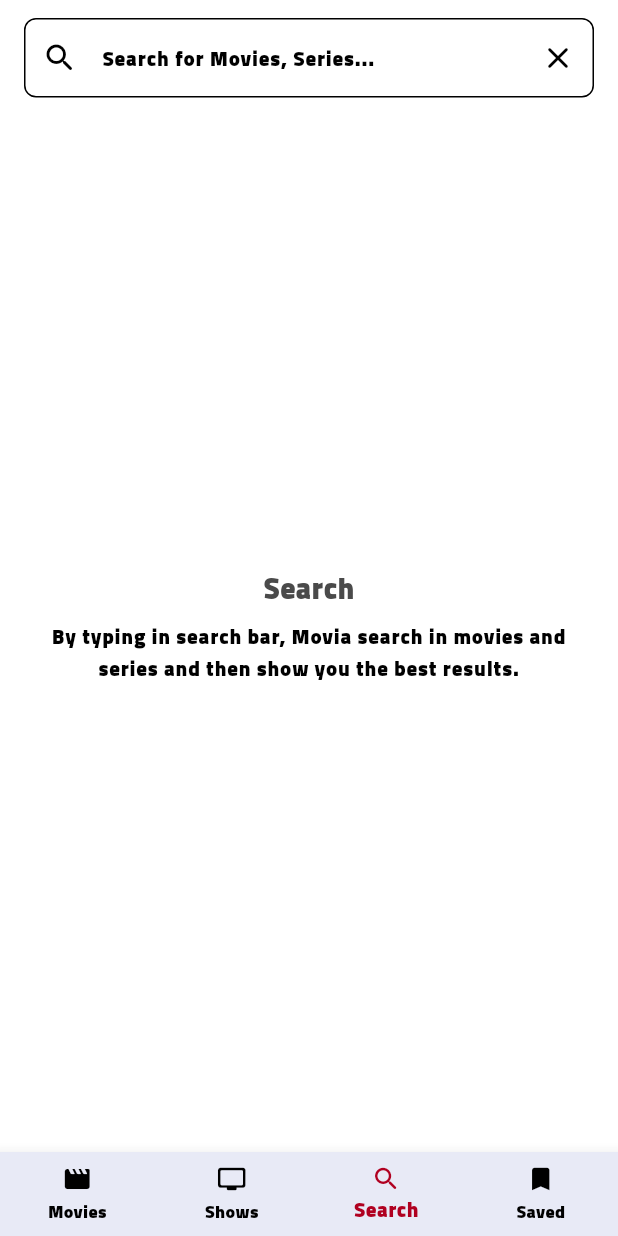
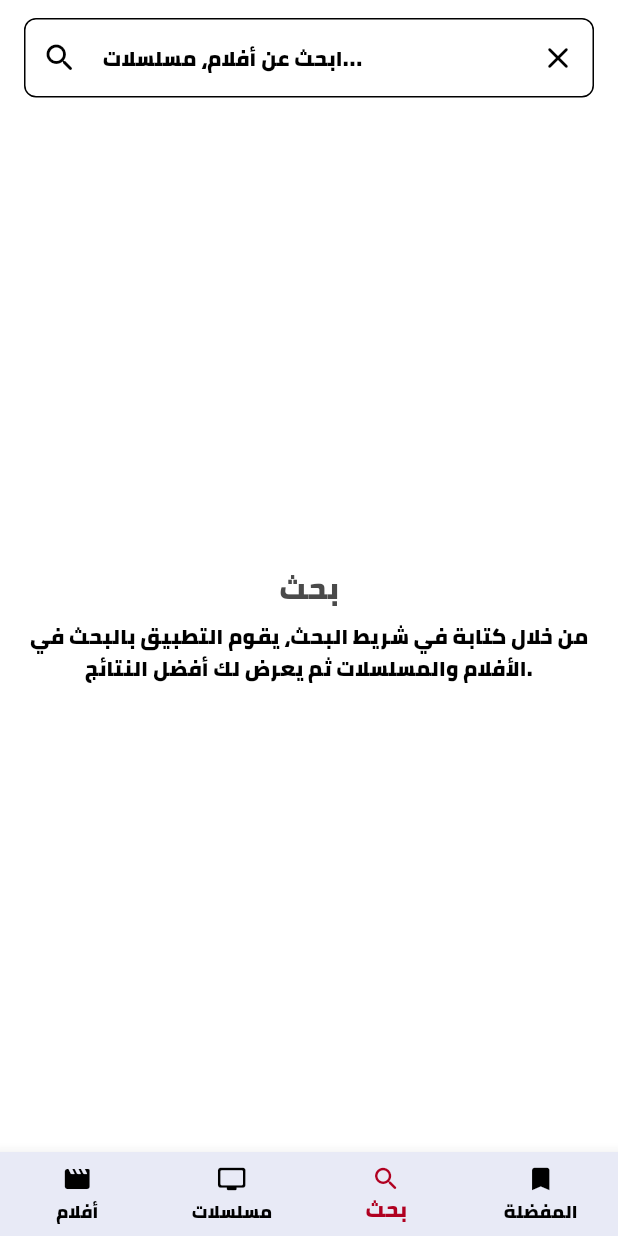
Before and after one commit to m7md015sh/moviesApp, a Flutter app: the screen it shows after launch, item 3 of the bottom bar chosen, on a phone screen of 412 x 824 dp. Run offline on Flutter 3.47's test engine with Material 3 defaults, Android fonts, the phone set to English and light mode, and no system bars; our stand-ins replace cached_network_image, carousel_slider, dartz, dio, equatable, flutter_bloc and 7 more; accounts and stored records are empty; network calls fail.

Commit message:
make const strings to arabic

```diff
--- a/lib/core/presentation/components/details_card.dart
+++ b/lib/core/presentation/components/details_card.dart
@@ -94,7 +94,7 @@ class DetailsCard extends StatelessWidget {
                           ),
                           child: const Icon(
                             Icons.play_arrow_rounded,
-                            color: AppColors.secondaryText,
+                            color: AppColors.secondaryBackground,
                           ),
                         ),
                       ),
--- a/lib/core/resources/app_strings.dart
+++ b/lib/core/resources/app_strings.dart
@@ -1,39 +1,39 @@
 class AppStrings {
 
   static const String fontFamily = 'Cairo';
-  static const String appTitle = 'Movies App';
-  static const String seeAll = 'see all';
-  static const String popularMovies = 'Popular movies';
-  static const String topRatedMovies = 'Top rated movies';
-  static const String story = 'Story';
-  static const String videos = 'Videos';
-  static const String cast = 'Cast';
-  static const String reviews = 'Reviews';
-  static const String similar = 'Similar';
-  static const String showLess = 'Show less';
-  static const String showMore = 'Show more';
-  static const String movies = 'Movies';
-  static const String shows = 'Shows';
-  static const String search = 'Search';
-  static const String watchlist = 'Saved';
-  static const String popularShows = 'Popular shows';
-  static const String topRatedShows = 'Top rated shows';
-  static const String lastEpisodeOnAir = 'Last Episode on Air';
-  static const String seasons = 'Seasons';
-  static const String season = 'Season';
-  static const String episodes = 'Episodes';
-  static const String episode = 'Episode';
-  static const String airDate = 'Air date:';
-  static const String lastEpisode = 'Last Episode';
+  static const String appTitle = 'movies App';
+  static const String seeAll = 'عرض الكل';
+  static const String popularMovies = 'الاكثر شهرة';
+  static const String topRatedMovies = 'الاكثر تقييماً';
+  static const String story = 'القصة';
+  static const String videos = 'الفيديوهات';
+  static const String cast = 'الطاقم';
+  static const String reviews = 'التعليقات';
+  static const String similar = 'مشابهة';
+  static const String showLess = 'عرض أقل';
+  static const String showMore = 'عرض المزيد';
+  static const String movies = 'أفلام';
+  static const String shows = 'مسلسلات';
+  static const String search = 'بحث';
+  static const String watchlist = 'المفضلة';
+  static const String popularShows = 'برامج شهيرة';
+  static const String topRatedShows = 'أفضل البرامج تقييمًا';
+  static const String lastEpisodeOnAir = 'آخر حلقة على الهواء';
+  static const String seasons = 'المواسم';
+  static const String season = 'الموسم';
+  static const String episodes = 'الحلقات';
+  static const String episode = 'حلقة';
+  static const String airDate = 'تاريخ العرض:';
+  static const String lastEpisode = 'آخر حلقة';
   static const String searchText =
-      'By typing in search bar, Movia search in movies and series and then show you the best results.';
-  static const String searchHint = 'Search for Movies, Series...';
-  static const String watchlistIsEmpty = 'Watchlist is empty';
+      'من خلال كتابة في شريط البحث، يقوم التطبيق بالبحث في الأفلام والمسلسلات ثم يعرض لك أفضل النتائج.';
+  static const String searchHint = 'ابحث عن أفلام، مسلسلات...';
+  static const String watchlistIsEmpty = 'قائمة المفضلة فارغة';
   static const String watchlistText =
-      'After adding movies and series to watchlist, they will appear here.';
-  static const String oops = 'Ooops';
-  static const String tryAgainLater = 'Please try again later';
-  static const String errorMessage = 'Something went wrong';
-  static const String tryAgain = 'try again';
-  static const String noResults = 'No results';
+      'بعد إضافة الأفلام والمسلسلات إلى قائمة المفضلة، ستظهر هنا.';
+  static const String oops = 'أوه';
+  static const String tryAgainLater = 'يرجى المحاولة لاحقًا';
+  static const String errorMessage = 'حدث خطأ ما';
+  static const String tryAgain = 'حاول مرة أخرى';
+  static const String noResults = 'لا توجد نتائج';
 }
```
